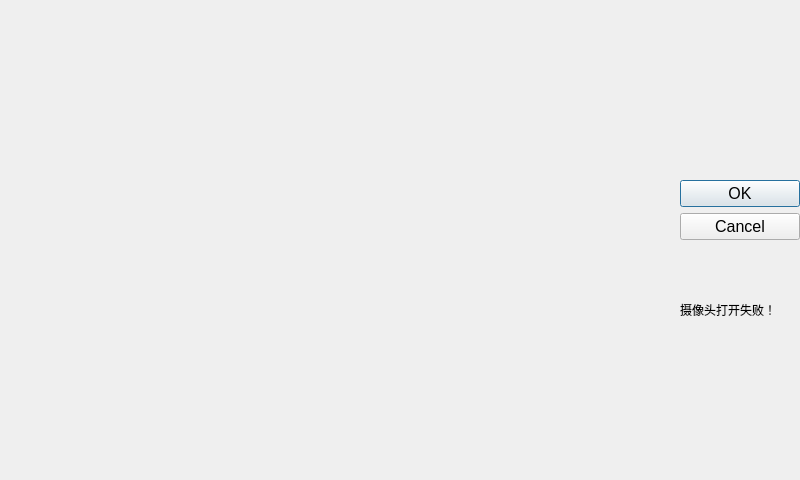
qy-tech/QFactoryTest, file cameratestdialog.ui: the form before one commit.
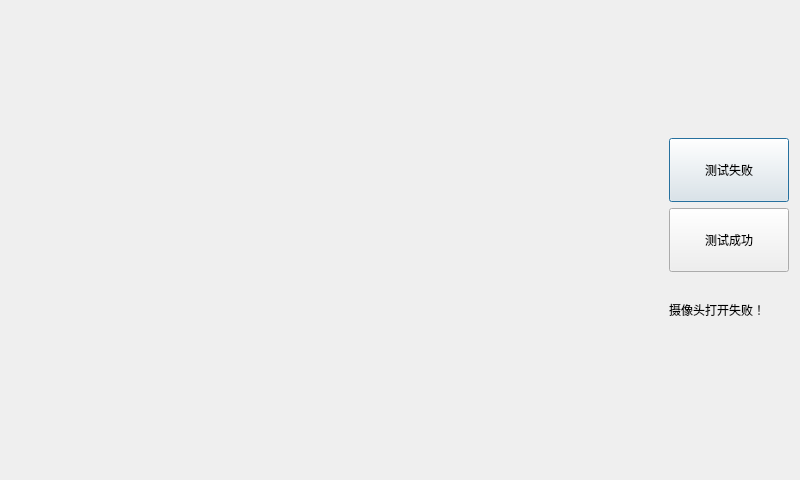
The form after the commit.

```diff
--- a/cameratestdialog.ui
+++ b/cameratestdialog.ui
@@ -13,47 +13,80 @@
   <property name="windowTitle">
    <string>Dialog</string>
   </property>
-  <widget class="QDialogButtonBox" name="buttonBox">
-   <property name="geometry">
-    <rect>
-     <x>680</x>
-     <y>180</y>
-     <width>120</width>
-     <height>100</height>
-    </rect>
-   </property>
-   <property name="sizePolicy">
-    <sizepolicy hsizetype="Fixed" vsizetype="Expanding">
-     <horstretch>0</horstretch>
-     <verstretch>0</verstretch>
-    </sizepolicy>
-   </property>
-   <property name="font">
-    <font>
-     <pointsize>12</pointsize>
-    </font>
-   </property>
-   <property name="layoutDirection">
-    <enum>Qt::LeftToRight</enum>
-   </property>
+  <layout class="QHBoxLayout" name="horizontalLayout">
+   <item>
+    <spacer name="horizontalSpacer">
+     <property name="orientation">
+      <enum>Qt::Horizontal</enum>
+     </property>
+     <property name="sizeHint" stdset="0">
+      <size>
+       <width>40</width>
+       <height>20</height>
+      </size>
+     </property>
+    </spacer>
+   </item>
+   <item>
+    <layout class="QVBoxLayout" name="verticalLayout">
+     <item>
+      <spacer name="verticalSpacer">
    <property name="orientation">
     <enum>Qt::Vertical</enum>
    </property>
-   <property name="standardButtons">
-    <set>QDialogButtonBox::Cancel|QDialogButtonBox::Ok</set>
-   </property>
-   <property name="centerButtons">
-    <bool>false</bool>
-   </property>
-  </widget>
+       <property name="sizeHint" stdset="0">
+        <size>
+         <width>20</width>
+         <height>40</height>
+        </size>
+       </property>
+      </spacer>
+     </item>
+     <item>
+      <widget class="QPushButton" name="failedButton">
+       <property name="sizePolicy">
+        <sizepolicy hsizetype="Preferred" vsizetype="Preferred">
+         <horstretch>0</horstretch>
+         <verstretch>0</verstretch>
+        </sizepolicy>
+       </property>
+       <property name="minimumSize">
+        <size>
+         <width>120</width>
+         <height>64</height>
+        </size>
+       </property>
+       <property name="text">
+        <string>测试失败</string>
+       </property>
+      </widget>
+     </item>
+     <item>
+      <widget class="QPushButton" name="okButton">
+       <property name="sizePolicy">
+        <sizepolicy hsizetype="Preferred" vsizetype="Preferred">
+         <horstretch>0</horstretch>
+         <verstretch>0</verstretch>
+        </sizepolicy>
+       </property>
+       <property name="minimumSize">
+        <size>
+         <width>120</width>
+         <height>64</height>
+        </size>
+       </property>
+       <property name="text">
+        <string>测试成功</string>
+       </property>
+      </widget>
+     </item>
+     <item>
   <widget class="QLabel" name="statuLabel">
-   <property name="geometry">
-    <rect>
-     <x>680</x>
-     <y>270</y>
-     <width>100</width>
-     <height>80</height>
-    </rect>
+       <property name="minimumSize">
+        <size>
+         <width>120</width>
+         <height>64</height>
+        </size>
    </property>
    <property name="font">
     <font>
@@ -64,6 +97,23 @@
     <string>摄像头打开失败！</string>
    </property>
   </widget>
+     </item>
+     <item>
+      <spacer name="verticalSpacer_2">
+       <property name="orientation">
+        <enum>Qt::Vertical</enum>
+       </property>
+       <property name="sizeHint" stdset="0">
+        <size>
+         <width>20</width>
+         <height>40</height>
+        </size>
+       </property>
+      </spacer>
+     </item>
+    </layout>
+   </item>
+  </layout>
  </widget>
  <resources/>
  <connections>
```
Left out of the diff: 28 changed lines with no effect on the pictures. Lines whose indentation alone changed are shown as unchanged.
